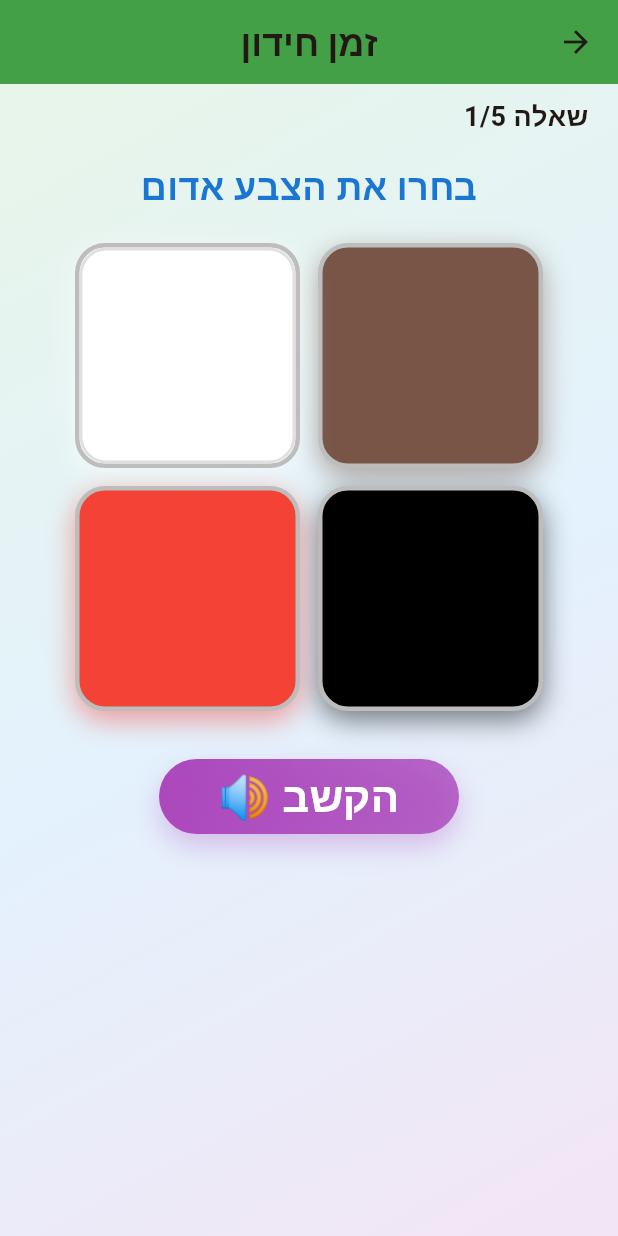
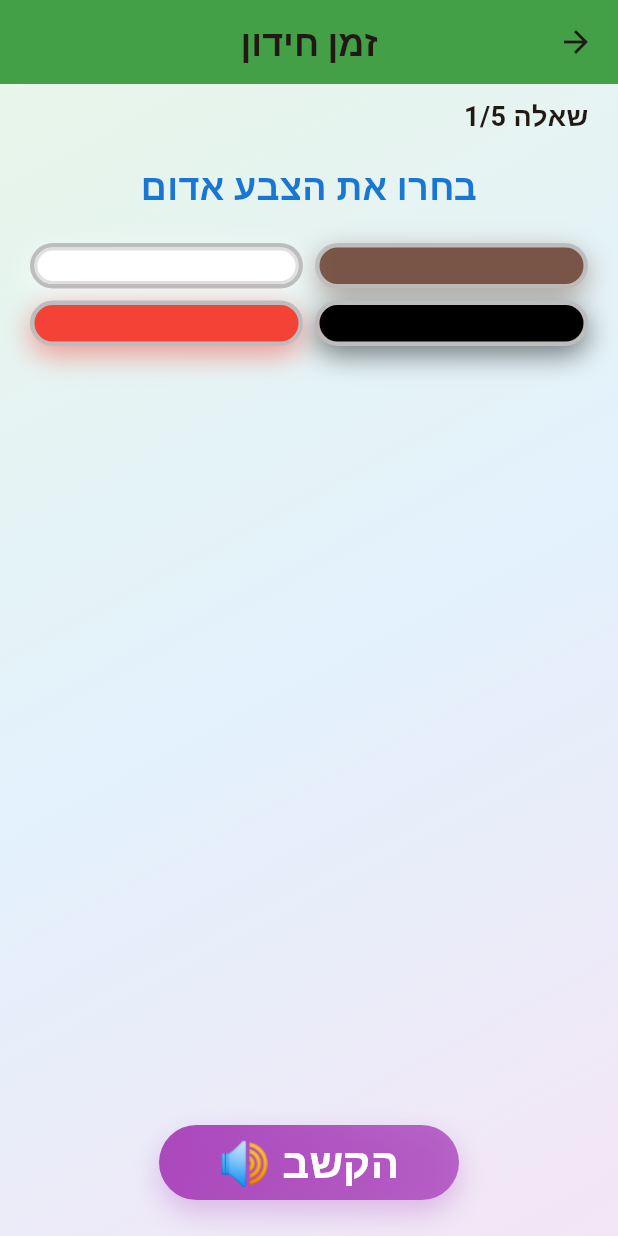
Before and after one commit to cohenra/learning-games, a Flutter app: the ColorsQuizScreen screen opened directly, on a phone screen of 412 x 824 dp. Run offline on Flutter 3.47's test engine with Material 3 defaults, Android fonts, the phone set to English and light mode, and no system bars; our stand-ins replace flutter_tts, shared_preferences; accounts and stored records are empty; Roboto replaces fonts that are missing (Rubik).

Commit message:
Add English letters support and improve color quiz layout
- Update color quiz to use thin rectangles similar to numbers quiz
- Add English alphabet (A-Z) support to letters learning screen
- Add English alphabet support to letters quiz screen
- Implement dynamic letter selection based on locale (Hebrew/English)
- Improve letter name resolution for both languages

```diff
--- a/lib/modules/colors/colors_quiz_screen.dart
+++ b/lib/modules/colors/colors_quiz_screen.dart
@@ -282,15 +282,16 @@ class _ColorsQuizScreenState extends State<ColorsQuizScreen> {
 
                   const SizedBox(height: 12),
 
-                  // אפשרויות תשובה - 4 ריבועים צבעוניים קטנים
-                  Padding(
-                    padding: const EdgeInsets.symmetric(horizontal: 50, vertical: 8),
-                    child: AspectRatio(
-                      aspectRatio: 1.0,
+                  // אפשרויות תשובה - מלבנים צבעוניים דקים כמו בחידון מספרים
+                  Expanded(
+                    flex: 2,
+                    child: Padding(
+                      padding: const EdgeInsets.symmetric(horizontal: 20, vertical: 8),
                       child: GridView.count(
                         crossAxisCount: 2,
-                        mainAxisSpacing: 12,
-                        crossAxisSpacing: 12,
+                        mainAxisSpacing: 8,
+                        crossAxisSpacing: 8,
+                        childAspectRatio: 6.0,
                         physics: const NeverScrollableScrollPhysics(),
                         children: List.generate(_options.length, (index) {
                           final colorData = _options[index];
@@ -332,8 +333,6 @@ class _ColorsQuizScreenState extends State<ColorsQuizScreen> {
                       ),
                     ),
                   ),
-
-                  const SizedBox(height: 16),
 
                   // כפתור להאזנה לשאלה שוב
                   Padding(
```
Also changed, not shown: lib/modules/letters/letters_learning_screen.dart (+44 -2 lines), lib/modules/letters/letters_quiz_screen.dart (+47 -6 lines).
